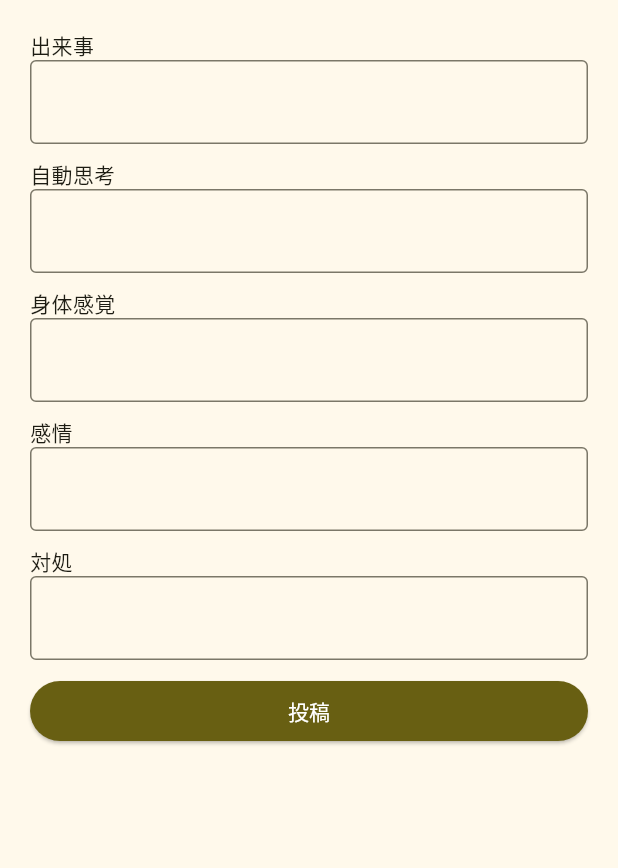
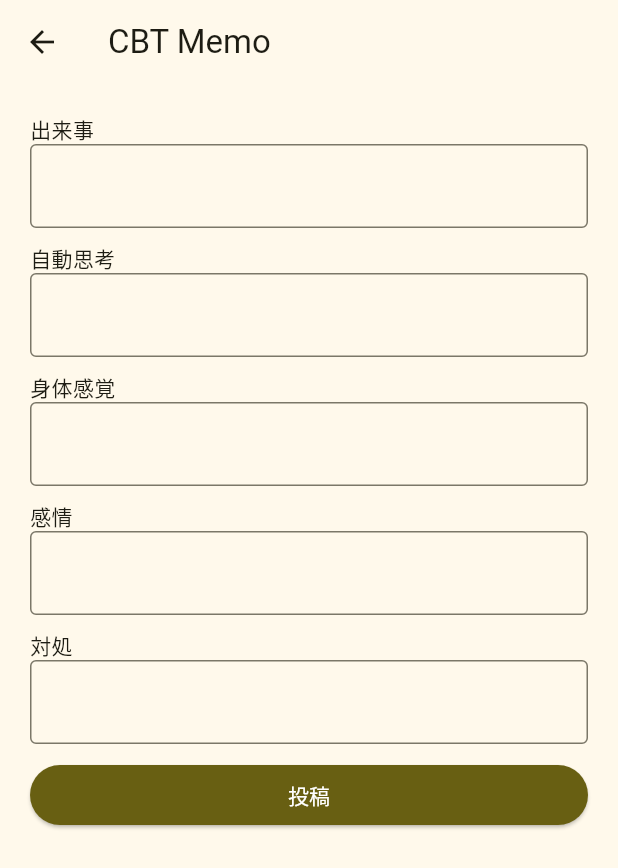
Before and after one commit to YvesDansereau/cbt-memo, a Flutter app: the StressDiaryPage screen opened directly, on a phone screen of 412 x 824 dp. Shown: the top 868 px of the screen. Run offline on Flutter 3.47's test engine with Material 3 defaults, Android fonts, the phone set to English and light mode, and no system bars.

Commit message:
fix stress diary page

```diff
--- a/lib/stress_diary.dart
+++ b/lib/stress_diary.dart
@@ -40,7 +40,11 @@ class _StressDiaryPageState extends State<StressDiaryPage> {
   Widget build(BuildContext context) {
     final theme = Theme.of(context);
 
-    return ListView(padding: const EdgeInsets.all(20), children: <Widget>[
+    return Scaffold(
+      appBar: AppBar(title: const Text('CBT Memo')),
+      body: ListView(
+        padding: const EdgeInsets.all(20),
+        children: <Widget>[
           TitleAndTextField(
             title: '出来事',
             controller: event,
@@ -68,11 +72,11 @@ class _StressDiaryPageState extends State<StressDiaryPage> {
                 backgroundColor: theme.colorScheme.primary),
             child: const Text('投稿'),
           ),
-      const SizedBox(
-        height: 20,
+          const SizedBox(height: 20,),
+          for (var diary in diaries.reversed) StressDiaryCard(stressDiary: diary),
+        ]
       ),
-      for (var diary in diaries.reversed) StressDiaryCard(stressDiary: diary),
-    ]);
+    );
   }
 }
 
```
Lines whose indentation alone changed are shown as unchanged.
